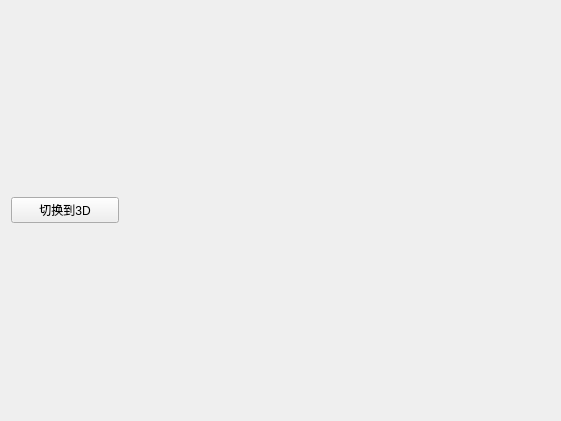
Old version of the form MainInterface.ui in the repository DXia-101/DepthToPCL.
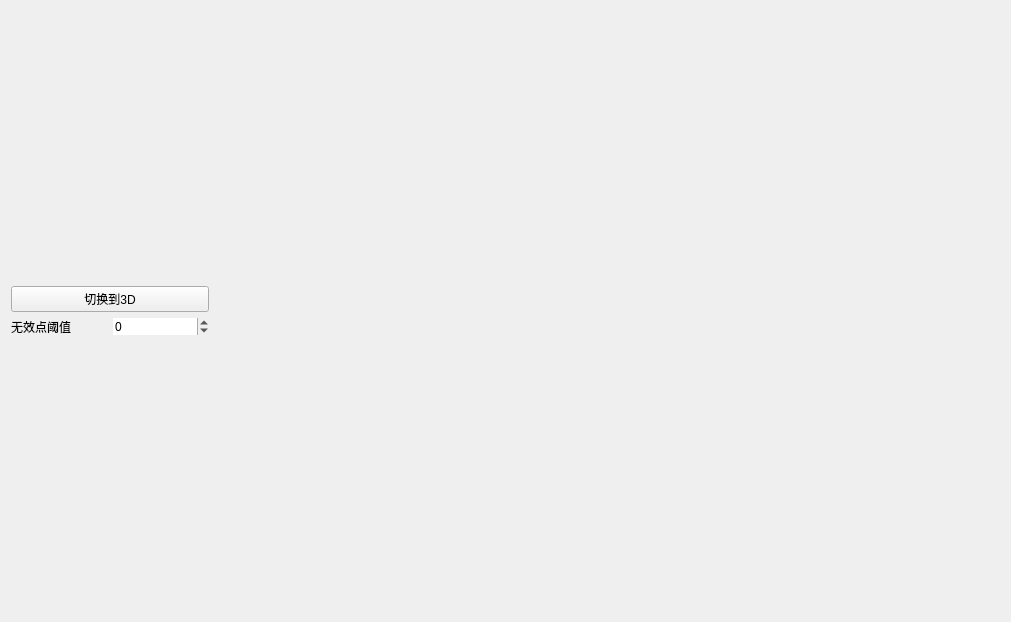
New version of the form.

Commit message: 添加了设置无效点阈值的功能，使得在生成点云的过程中去除了无效点

Patch:
```diff
--- a/MainInterface.ui
+++ b/MainInterface.ui
@@ -6,8 +6,8 @@
    <rect>
     <x>0</x>
     <y>0</y>
-    <width>561</width>
-    <height>421</height>
+    <width>1011</width>
+    <height>622</height>
    </rect>
   </property>
   <property name="windowTitle">
@@ -28,6 +28,33 @@
          </property>
         </widget>
        </item>
+       <item>
+        <layout class="QHBoxLayout" name="horizontalLayout">
+         <item>
+          <widget class="QLabel" name="label">
+           <property name="text">
+            <string>无效点阈值</string>
+           </property>
+          </widget>
+         </item>
+         <item>
+          <widget class="QSpinBox" name="InvalidPointThresholdSpinBox">
+           <property name="frame">
+            <bool>false</bool>
+           </property>
+           <property name="keyboardTracking">
+            <bool>true</bool>
+           </property>
+           <property name="minimum">
+            <number>-100000</number>
+           </property>
+           <property name="value">
+            <number>0</number>
+           </property>
+          </widget>
+         </item>
+        </layout>
+       </item>
       </layout>
      </item>
      <item>
```
The commit also changes 11 other files.
